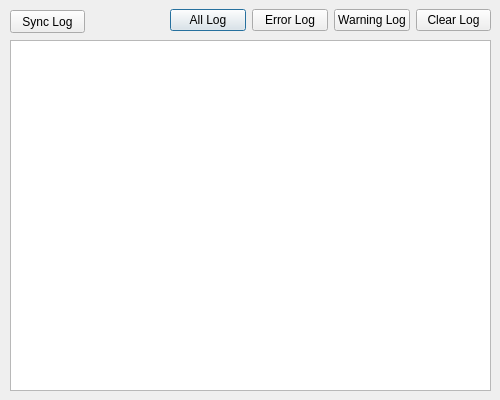
WizTeam/WizQTClient, file src/ui/wizconsoledialog.ui: the form before one commit.
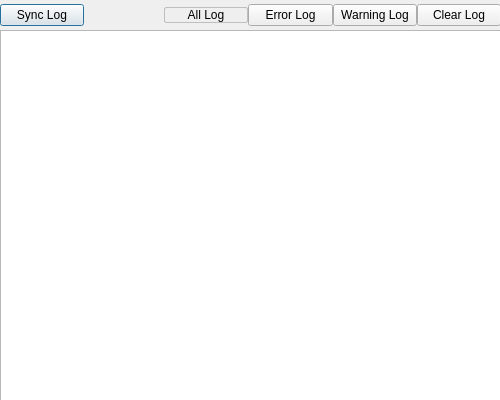
The form after the commit.

Patch:
```diff
--- a/src/ui/wizconsoledialog.ui
+++ b/src/ui/wizconsoledialog.ui
@@ -34,10 +34,10 @@
   <widget class="QTextEdit" name="editConsole">
    <property name="geometry">
     <rect>
-     <x>10</x>
-     <y>40</y>
-     <width>481</width>
-     <height>351</height>
+     <x>0</x>
+     <y>30</y>
+     <width>501</width>
+     <height>371</height>
     </rect>
    </property>
    <property name="readOnly">
@@ -47,18 +47,56 @@
   <widget class="QWidget" name="horizontalLayoutWidget">
    <property name="geometry">
     <rect>
-     <x>170</x>
+     <x>0</x>
      <y>0</y>
-     <width>321</width>
-     <height>41</height>
+     <width>501</width>
+     <height>31</height>
     </rect>
    </property>
    <layout class="QHBoxLayout" name="horizontalLayout">
+    <property name="spacing">
+     <number>0</number>
+    </property>
+    <item>
+     <widget class="QPushButton" name="buttonSync">
+      <property name="text">
+       <string>Sync Log</string>
+      </property>
+      <property name="flat">
+       <bool>false</bool>
+      </property>
+     </widget>
+    </item>
+    <item>
+     <spacer name="horizontalSpacer">
+      <property name="orientation">
+       <enum>Qt::Horizontal</enum>
+      </property>
+      <property name="sizeType">
+       <enum>QSizePolicy::Fixed</enum>
+      </property>
+      <property name="sizeHint" stdset="0">
+       <size>
+        <width>80</width>
+        <height>20</height>
+       </size>
+      </property>
+     </spacer>
+    </item>
     <item>
      <widget class="QPushButton" name="buttonAll">
+      <property name="styleSheet">
+       <string notr="true">QPushButton {
+	border: 1px solid #bfbfbf;
+	border-radius: 2px;
+}</string>
+      </property>
       <property name="text">
        <string>All Log</string>
       </property>
+      <property name="flat">
+       <bool>false</bool>
+      </property>
      </widget>
     </item>
     <item>
@@ -66,6 +104,9 @@
       <property name="text">
        <string>Error Log</string>
       </property>
+      <property name="flat">
+       <bool>false</bool>
+      </property>
      </widget>
     </item>
     <item>
@@ -73,6 +114,9 @@
       <property name="text">
        <string>Warning Log</string>
       </property>
+      <property name="flat">
+       <bool>false</bool>
+      </property>
      </widget>
     </item>
     <item>
@@ -80,23 +124,13 @@
       <property name="text">
        <string>Clear Log</string>
       </property>
+      <property name="flat">
+       <bool>false</bool>
+      </property>
      </widget>
     </item>
    </layout>
   </widget>
-  <widget class="QPushButton" name="buttonSync">
-   <property name="geometry">
-    <rect>
-     <x>10</x>
-     <y>10</y>
-     <width>75</width>
-     <height>23</height>
-    </rect>
-   </property>
-   <property name="text">
-    <string>Sync Log</string>
-   </property>
-  </widget>
  </widget>
  <resources/>
  <connections/>
```
